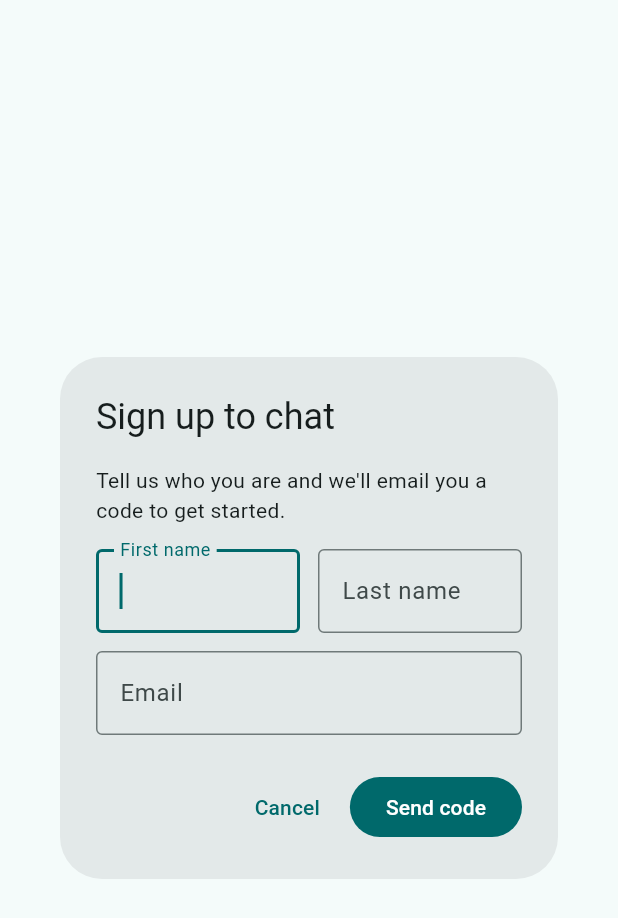
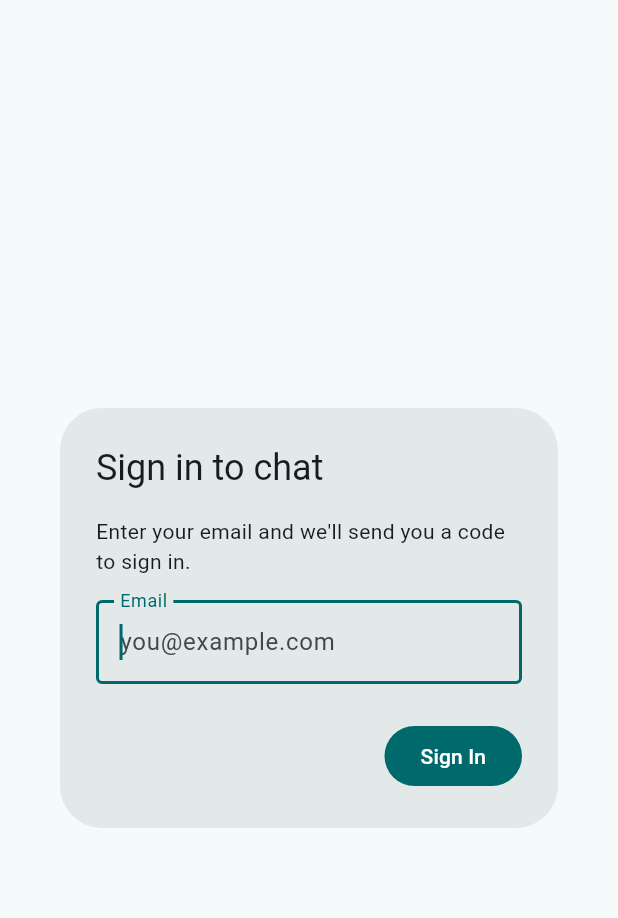
Before and after one commit to entermedia-community/eme-app-chatbot, a Flutter app: the SignupDialog widget shown alone on an empty page, opened directly, on a phone screen of 412 x 824 dp. Shown: the top 918 px of the screen. Run offline on Flutter 3.47's test engine with Material 3 defaults, Android fonts, the phone set to English and light mode, and no system bars; our stand-ins replace flutter_riverpod; missing offline and left inert: eme_app_sdk.

Commit message:
feat: update signup flow to handle new user registration and improve chat menu visibility

```diff
--- a/lib/signup/signup_controller.dart
+++ b/lib/signup/signup_controller.dart
@@ -19,6 +19,14 @@ class SignupState {
   bool get isSignedIn => status == SignupStatus.signedIn;
 }
 
+enum CodeOutcome { sent, needsRegistration, failed }
+
+class CodeResult {
+  final CodeOutcome outcome;
+  final String? error;
+  const CodeResult(this.outcome, [this.error]);
+}
+
 final signupControllerProvider =
     StateNotifierProvider<SignupController, SignupState>((ref) {
       final controller = SignupController(ref.watch(authServiceProvider));
@@ -26,10 +34,10 @@ final signupControllerProvider =
       return controller;
     });
 
-/// Signs the visitor up (or in, if the email already has an account) with an
-/// emailed one-time code: `sendusercode.json` with first/last name, then
-/// `token.json` `grant_type=otp`. The server creates the user when the code
-/// is redeemed.
+/// Signs the visitor in with an emailed one-time code (`sendusercode.json`,
+/// then `token.json` `grant_type=otp`), like the backoffice app: email first;
+/// an unknown email is asked for a name to register, and the server creates
+/// the user when the code is redeemed.
 ///
 /// Uses [IAuthService] directly rather than the SDK's `AuthNotifier`, which
 /// also signs in to Firebase for push notifications, which the chatbot does
@@ -52,24 +60,42 @@ class SignupController extends StateNotifier<SignupState> {
         : const SignupState(status: SignupStatus.signedOut);
   }
 
-  /// Emails a sign-up code. Returns an error message, or null when sent.
-  Future<String?> sendCode({
-    required String firstName,
-    required String lastName,
+  /// Asks the server to email a code. Without names it is a sign-in: an
+  /// unknown email answers [CodeOutcome.needsRegistration] when the server
+  /// allows new accounts, [CodeOutcome.registrationClosed] when it doesn't.
+  /// With names it registers the visitor; the account is created when the
+  /// code is redeemed.
+  Future<CodeResult> sendCode({
     required String email,
+    String? firstName,
+    String? lastName,
   }) async {
     final result = await _auth.sendUserCode(
       email: email,
       firstName: firstName,
       lastName: lastName,
     );
-    if (result.isSuccess) return null;
-    // With a name given the server never answers "nouser"; the SDK reports a
-    // failed request that way, so treat anything but ok as not sent.
+    if (result.isSuccess) return const CodeResult(CodeOutcome.sent);
+    if (result.isNoUser) {
+      final registering = (firstName ?? '').trim().isNotEmpty;
+      if (!registering && result.allowGuestRegistration) {
+        return const CodeResult(CodeOutcome.needsRegistration);
+      }
+      return CodeResult(
+        CodeOutcome.failed,
+        registering
+            ? "We couldn't create your account. Please try again."
+            : 'No account found for this email, and new sign-ups are not '
+                  'available.',
+      );
+    }
     final message = result.errorMessage;
-    return message != null && message.isNotEmpty
-        ? message
-        : "We couldn't send the code. Check your connection and try again.";
+    return CodeResult(
+      CodeOutcome.failed,
+      message != null && message.isNotEmpty
+          ? message
+          : "We couldn't send the code. Check your connection and try again.",
+    );
   }
 
   /// Redeems the emailed code. Returns an error message, or null when the
--- a/lib/signup/signup_dialog.dart
+++ b/lib/signup/signup_dialog.dart
@@ -6,7 +6,7 @@ import 'package:flutter_riverpod/flutter_riverpod.dart';
 
 import 'signup_controller.dart';
 
-/// Shows the sign-up popup. Completes with true once the visitor is signed in.
+/// Shows the sign-in popup. Completes with true once the visitor is signed in.
 Future<bool> showSignupDialog(BuildContext context) async {
   final ok = await showDialog<bool>(
     context: context,
@@ -19,7 +19,6 @@ final _emailPattern = RegExp(r'^[^\s@]+@[^\s@]+\.[^\s@]+$');
 const _codeLength = 6;
 const _resendSeconds = 60;
 
-/// Two steps: name + email, then the code emailed to that address.
 class SignupDialog extends ConsumerStatefulWidget {
   const SignupDialog({super.key});
 
@@ -34,6 +33,7 @@ class _SignupDialogState extends ConsumerState<SignupDialog> {
   final _code = TextEditingController();
 
   bool _codeSent = false;
+  bool _registering = false;
   bool _busy = false;
   String? _error;
   int _resendIn = 0;
@@ -66,33 +66,37 @@ class _SignupDialogState extends ConsumerState<SignupDialog> {
     final first = _firstName.text.trim();
     final last = _lastName.text.trim();
     final email = _email.text.trim();
-    if (first.isEmpty || last.isEmpty) {
-      setState(() => _error = 'Please enter your first and last name.');
+    if (!_emailPattern.hasMatch(email)) {
+      setState(() => _error = 'Please enter a valid email address.');
       return;
     }
-    if (!_emailPattern.hasMatch(email)) {
-      setState(() => _error = 'Please enter a valid email address.');
+    if (_registering && (first.isEmpty || last.isEmpty)) {
+      setState(() => _error = 'Please enter your first and last name.');
       return;
     }
     setState(() {
       _busy = true;
       _error = null;
     });
-    final error = await _controller.sendCode(
-      firstName: first,
-      lastName: last,
+    final result = await _controller.sendCode(
       email: email,
+      firstName: _registering ? first : null,
+      lastName: _registering ? last : null,
     );
     if (!mounted) return;
     setState(() {
       _busy = false;
-      _error = error;
-      if (error == null) {
+      switch (result.outcome) {
+        case CodeOutcome.sent:
           _codeSent = true;
           _code.clear();
+        case CodeOutcome.needsRegistration:
+          _registering = true;
+        case CodeOutcome.failed:
+          _error = result.error;
       }
     });
-    if (error == null) _startResendTimer();
+    if (result.outcome == CodeOutcome.sent) _startResendTimer();
   }
 
   Future<void> _verify() async {
@@ -125,6 +129,7 @@ class _SignupDialogState extends ConsumerState<SignupDialog> {
     _timer?.cancel();
     setState(() {
       _codeSent = false;
+      _registering = false;
       _error = null;
       _resendIn = 0;
     });
@@ -134,7 +139,11 @@ class _SignupDialogState extends ConsumerState<SignupDialog> {
   Widget build(BuildContext context) {
     final theme = Theme.of(context);
     return AlertDialog(
-      title: Text(_codeSent ? 'Check your email' : 'Sign up to chat'),
+      title: Text(
+        _codeSent
+            ? 'Check your email'
+            : (_registering ? 'Create your profile' : 'Sign in to chat'),
+      ),
       content: ConstrainedBox(
         constraints: const BoxConstraints(minWidth: 320, maxWidth: 400),
         child: SingleChildScrollView(
@@ -153,14 +162,11 @@ class _SignupDialogState extends ConsumerState<SignupDialog> {
       ),
       actions: [
         Semantics(
-          identifier: 'signup_cancel_button',
-          child: TextButton(
-            onPressed: _busy ? null : () => Navigator.pop(context, false),
-            child: const Text('Cancel'),
-          ),
-        ),
-        Semantics(
-          identifier: _codeSent ? 'signup_verify_button' : 'signup_send_button',
+          identifier: _codeSent
+              ? 'signup_verify_button'
+              : (_registering
+                    ? 'signup_register_button'
+                    : 'signup_send_button'),
           child: FilledButton(
             onPressed: _busy ? null : (_codeSent ? _verify : _sendCode),
             child: _busy
@@ -169,7 +175,11 @@ class _SignupDialogState extends ConsumerState<SignupDialog> {
                     height: 18,
                     child: CircularProgressIndicator(strokeWidth: 2),
                   )
-                : Text(_codeSent ? 'Verify' : 'Send code'),
+                : Text(
+                    _codeSent
+                        ? 'Verify'
+                        : (_registering ? 'Sign Up' : 'Sign In'),
+                  ),
           ),
         ),
       ],
@@ -178,10 +188,13 @@ class _SignupDialogState extends ConsumerState<SignupDialog> {
 
   List<Widget> _detailsStep(ThemeData theme) => [
     Text(
-      "Tell us who you are and we'll email you a code to get started.",
+      _registering
+          ? 'No account found for this email. Tell us who you are to sign up.'
+          : "Enter your email and we'll send you a code to sign in.",
       style: theme.textTheme.bodyMedium,
     ),
     const SizedBox(height: 16),
+    if (_registering) ...[
       Row(
         children: [
           Expanded(
@@ -209,8 +222,9 @@ class _SignupDialogState extends ConsumerState<SignupDialog> {
                 controller: _lastName,
                 enabled: !_busy,
                 textCapitalization: TextCapitalization.words,
-              textInputAction: TextInputAction.next,
+                textInputAction: TextInputAction.send,
                 autofillHints: const [AutofillHints.familyName],
+                onSubmitted: (_) => _sendCode(),
                 decoration: const InputDecoration(
                   labelText: 'Last name',
                   border: OutlineInputBorder(),
@@ -221,11 +235,14 @@ class _SignupDialogState extends ConsumerState<SignupDialog> {
         ],
       ),
       const SizedBox(height: 12),
+    ],
     Semantics(
       identifier: 'signup_email_input',
       child: TextField(
         controller: _email,
-        enabled: !_busy,
+        autofocus: !_registering,
+        enabled: !_busy && !_registering,
+        readOnly: _registering,
         keyboardType: TextInputType.emailAddress,
         textInputAction: TextInputAction.send,
         autofillHints: const [AutofillHints.email],
@@ -237,6 +254,19 @@ class _SignupDialogState extends ConsumerState<SignupDialog> {
         ),
       ),
     ),
+    if (_registering) ...[
+      const SizedBox(height: 4),
+      Align(
+        alignment: Alignment.centerLeft,
+        child: Semantics(
+          identifier: 'signup_change_email_button',
+          child: TextButton(
+            onPressed: _busy ? null : _changeEmail,
+            child: const Text('Use a different email'),
+          ),
+        ),
+      ),
+    ],
   ];
 
   List<Widget> _codeStep(ThemeData theme) => [
```
Also changed, not shown: lib/screens/chat_screen.dart (+6 -2 lines), 3 other files. Lines whose indentation alone changed are shown as unchanged.
